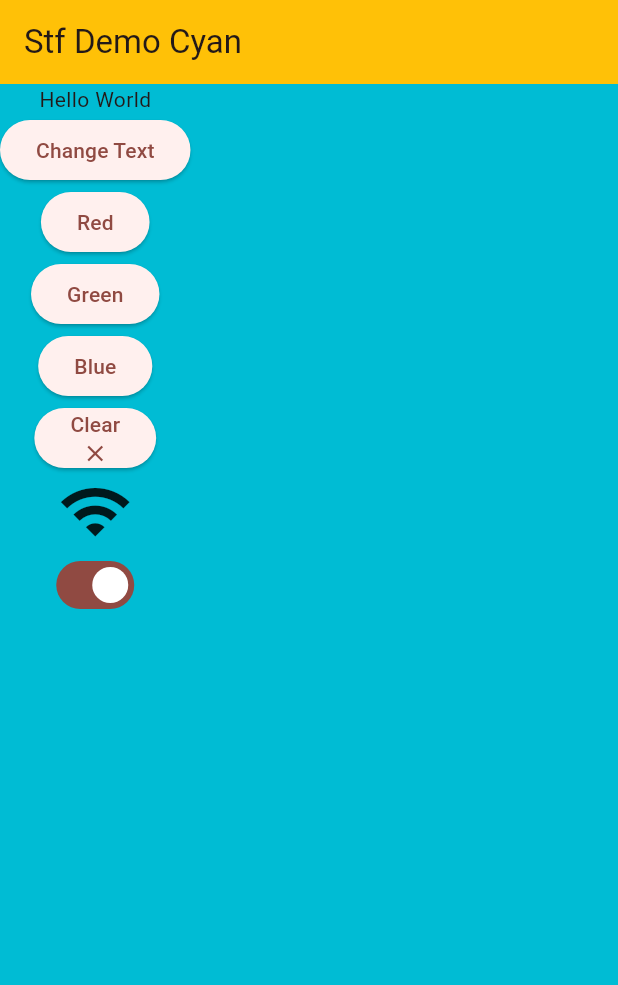
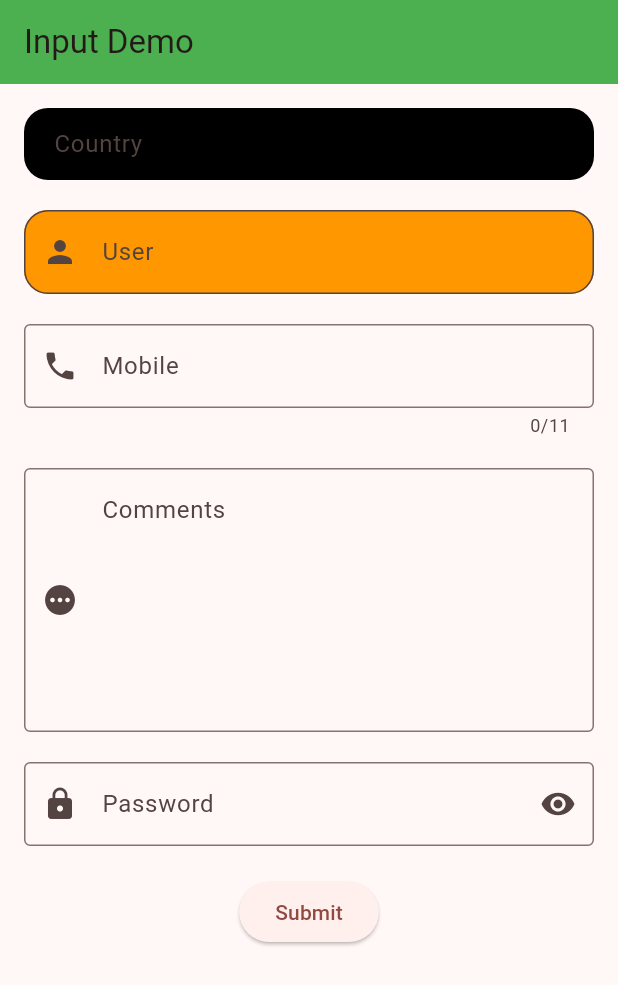
Before and after one commit to abidroid/akti_first_flutter_app, a Flutter app: the screen it shows after launch, on a phone screen of 412 x 824 dp. Shown: the top 985 px of the screen. Run offline on Flutter 3.47's test engine with Material 3 defaults, Android fonts, the phone set to English and light mode, and no system bars; our stand-ins replace fluttertoast.

Commit message:
text field

```diff
--- a/lib/main.dart
+++ b/lib/main.dart
@@ -3,6 +3,7 @@ import 'package:akti_first_flutter_app/screens/first_screen.dart';
 import 'package:akti_first_flutter_app/screens/gridview_demo_screen.dart';
 import 'package:akti_first_flutter_app/screens/listview_demo_screen.dart';
 import 'package:akti_first_flutter_app/screens/stateful_demo_screen.dart';
+import 'package:akti_first_flutter_app/screens/tf_demo_screen.dart';
 import 'package:flutter/material.dart';
 
 void main() {
@@ -22,7 +23,7 @@ class MyApp extends StatelessWidget {
         colorScheme: ColorScheme.fromSeed(seedColor: Colors.red),
         useMaterial3: true,
       ),
-      home: const StatefulDemoScreen(),
+      home: const TfDemoScreen(),
     );
   }
 }
--- /dev/null
+++ b/lib/screens/tf_demo_screen.dart
@@ -0,0 +1,111 @@
+
+import 'package:flutter/material.dart';
+import 'package:fluttertoast/fluttertoast.dart';
+
+class TfDemoScreen extends StatefulWidget {
+  const TfDemoScreen({super.key});
+
+  @override
+  State<TfDemoScreen> createState() => _TfDemoScreenState();
+}
+
+class _TfDemoScreenState extends State<TfDemoScreen> {
+
+  TextEditingController countryController = TextEditingController();
+
+  @override
+  Widget build(BuildContext context) {
+    return Scaffold(
+      appBar: AppBar(
+        backgroundColor: Colors.green,
+        title: const Text('Input Demo'),
+      ),
+      body: Padding(
+
+        padding: const EdgeInsets.all(16.0),
+        child: SingleChildScrollView(
+          child: Column(
+            spacing: 20.0,
+
+            children: [
+
+              Container(
+
+                padding: const EdgeInsets.symmetric(horizontal: 20),
+                width: double.infinity,
+                //height: 40,
+                decoration: BoxDecoration(
+                  color: Colors.black,
+                  borderRadius: BorderRadius.circular(16),
+
+                ),
+                child: TextField(
+                  controller: countryController,
+                  style: TextStyle(color: Colors.white),
+                  decoration: InputDecoration(
+                    border: InputBorder.none,
+                    hintText: 'Country'
+                  ),
+                ),
+              ),
+              TextField(
+                decoration: InputDecoration(
+                  fillColor: Colors.orange,
+                  filled: true,
+                  hintText: 'Username',
+                  labelText: 'User',
+                  prefixIcon: Icon(Icons.person),
+                  border: OutlineInputBorder(
+                    borderRadius: BorderRadius.circular(16.0)
+                  ),
+
+
+                ),
+              ),
+
+
+              TextField(
+                keyboardType: TextInputType.number,
+                maxLength: 11,
+                decoration: InputDecoration(
+                  hintText: 'Mobile',
+                  prefixIcon: Icon(Icons.phone),
+                  border: OutlineInputBorder(),
+                ),
+              ),
+
+              TextField(
+                maxLines: 6,
+                decoration: InputDecoration(
+                  hintText: 'Comments',
+                  prefixIcon: Icon(Icons.pending),
+                  border: OutlineInputBorder(),
+                ),
+              ),
+              TextField(
+                obscureText: true,
+                obscuringCharacter: "#",
+                decoration: InputDecoration(
+                  hintText: 'Password',
+                  border: OutlineInputBorder(),
+
+                  prefixIcon: Icon(Icons.lock),
+                  suffixIcon: IconButton(onPressed: (){}, icon: Icon(Icons.visibility)) ,
+                ),
+              ),
+
+              ElevatedButton(onPressed: (){
+
+
+                String countryName = countryController.text;
+                Fluttertoast.showToast(msg: countryName);
+
+              }, child: const Text('Submit')),
+
+            ],
+          ),
+        ),
+      ),
+    );
+  }
+}
--- a/pubspec.yaml
+++ b/pubspec.yaml
@@ -35,6 +35,7 @@ dependencies:
   # The following adds the Cupertino Icons font to your application.
   # Use with the CupertinoIcons class for iOS style icons.
   cupertino_icons: ^1.0.8
+  fluttertoast: ^8.2.10
 
 dev_dependencies:
   flutter_test:
```
Also changed, not shown: pubspec.lock.
